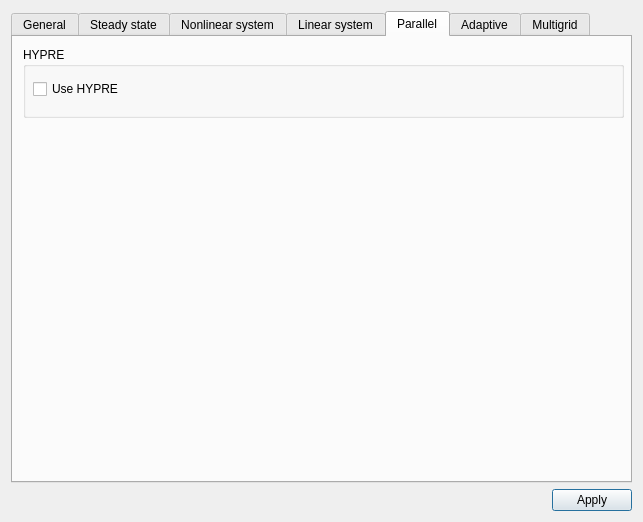
Old version of the form ElmerGUI/forms/solverparameters.ui in the repository tehnick/elmerfem.
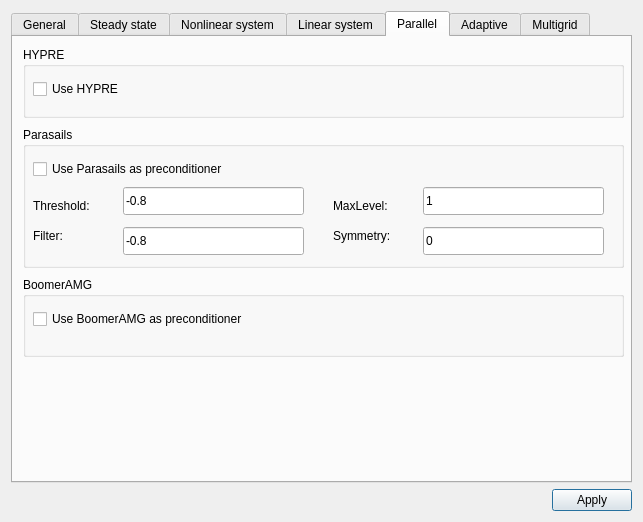
New version of the form. The open tabs and pages were chosen to show the change. Icons and pictures are not drawn.

Commit message: ElmerGUI: Updated the parallel tab in solver parameter editor dialog

```diff
--- a/ElmerGUI/forms/solverparameters.ui
+++ b/ElmerGUI/forms/solverparameters.ui
@@ -751,6 +751,162 @@
         </property>
        </widget>
       </widget>
+      <widget class="QGroupBox" name="parasailsGroup" >
+       <property name="geometry" >
+        <rect>
+         <x>10</x>
+         <y>90</y>
+         <width>601</width>
+         <height>141</height>
+        </rect>
+       </property>
+       <property name="title" >
+        <string>Parasails</string>
+       </property>
+       <widget class="QCheckBox" name="useParasails" >
+        <property name="geometry" >
+         <rect>
+          <x>10</x>
+          <y>30</y>
+          <width>221</width>
+          <height>24</height>
+         </rect>
+        </property>
+        <property name="text" >
+         <string>Use Parasails as preconditioner</string>
+        </property>
+       </widget>
+       <widget class="QLabel" name="thresholdLabel" >
+        <property name="geometry" >
+         <rect>
+          <x>10</x>
+          <y>70</y>
+          <width>71</width>
+          <height>18</height>
+         </rect>
+        </property>
+        <property name="text" >
+         <string>Threshold:</string>
+        </property>
+       </widget>
+       <widget class="QLabel" name="filterLabel" >
+        <property name="geometry" >
+         <rect>
+          <x>10</x>
+          <y>100</y>
+          <width>71</width>
+          <height>18</height>
+         </rect>
+        </property>
+        <property name="text" >
+         <string>Filter:</string>
+        </property>
+       </widget>
+       <widget class="QLabel" name="maxLevelLabel" >
+        <property name="geometry" >
+         <rect>
+          <x>310</x>
+          <y>70</y>
+          <width>71</width>
+          <height>18</height>
+         </rect>
+        </property>
+        <property name="text" >
+         <string>MaxLevel:</string>
+        </property>
+       </widget>
+       <widget class="QLabel" name="symmetryLabel" >
+        <property name="geometry" >
+         <rect>
+          <x>310</x>
+          <y>100</y>
+          <width>71</width>
+          <height>18</height>
+         </rect>
+        </property>
+        <property name="text" >
+         <string>Symmetry:</string>
+        </property>
+       </widget>
+       <widget class="QLineEdit" name="thresholdEdit" >
+        <property name="geometry" >
+         <rect>
+          <x>100</x>
+          <y>60</y>
+          <width>181</width>
+          <height>28</height>
+         </rect>
+        </property>
+        <property name="text" >
+         <string>-0.8</string>
+        </property>
+       </widget>
+       <widget class="QLineEdit" name="filterEdit" >
+        <property name="geometry" >
+         <rect>
+          <x>100</x>
+          <y>100</y>
+          <width>181</width>
+          <height>28</height>
+         </rect>
+        </property>
+        <property name="text" >
+         <string>-0.8</string>
+        </property>
+       </widget>
+       <widget class="QLineEdit" name="maxLevelEdit" >
+        <property name="geometry" >
+         <rect>
+          <x>400</x>
+          <y>60</y>
+          <width>181</width>
+          <height>28</height>
+         </rect>
+        </property>
+        <property name="text" >
+         <string>1</string>
+        </property>
+       </widget>
+       <widget class="QLineEdit" name="symmetryEdit" >
+        <property name="geometry" >
+         <rect>
+          <x>400</x>
+          <y>100</y>
+          <width>181</width>
+          <height>28</height>
+         </rect>
+        </property>
+        <property name="text" >
+         <string>0</string>
+        </property>
+       </widget>
+      </widget>
+      <widget class="QGroupBox" name="boomerAMGGroup" >
+       <property name="geometry" >
+        <rect>
+         <x>10</x>
+         <y>240</y>
+         <width>601</width>
+         <height>80</height>
+        </rect>
+       </property>
+       <property name="title" >
+        <string>BoomerAMG</string>
+       </property>
+       <widget class="QCheckBox" name="useBoomerAMG" >
+        <property name="geometry" >
+         <rect>
+          <x>10</x>
+          <y>30</y>
+          <width>241</width>
+          <height>24</height>
+         </rect>
+        </property>
+        <property name="text" >
+         <string>Use BoomerAMG as preconditioner</string>
+        </property>
+       </widget>
+      </widget>
      </widget>
      <widget class="QWidget" name="adaptiveTab" >
       <attribute name="title" >
```
Left out of the diff: 2 changed lines with no effect on the pictures. The commit also changes 4 other files.
